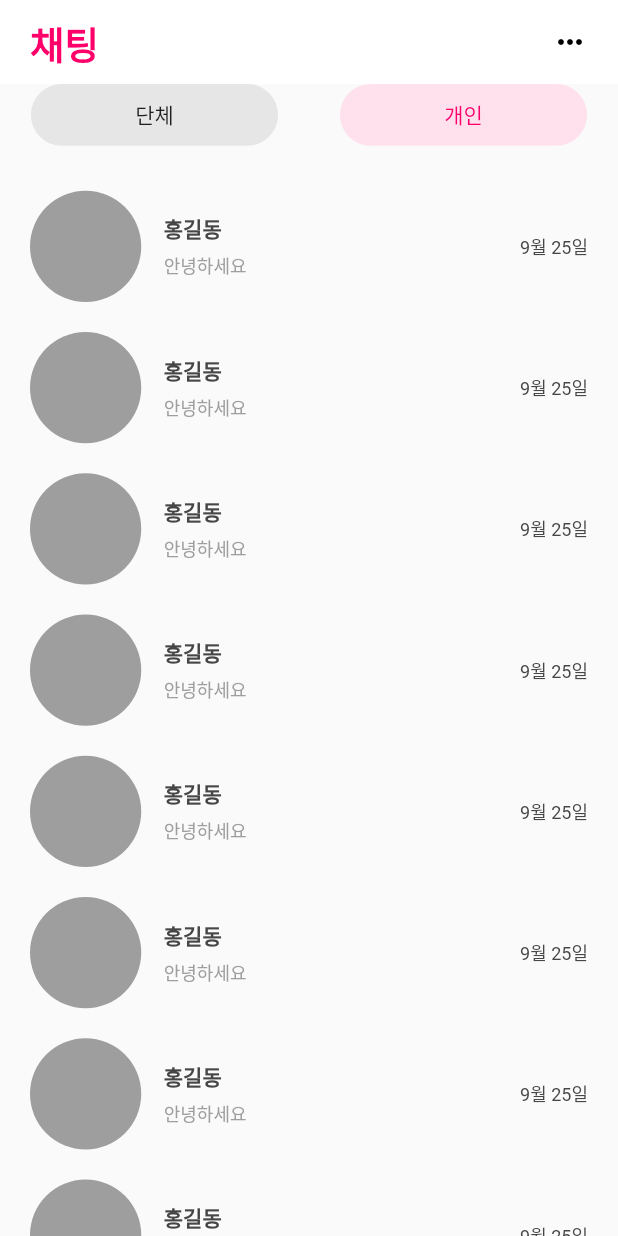
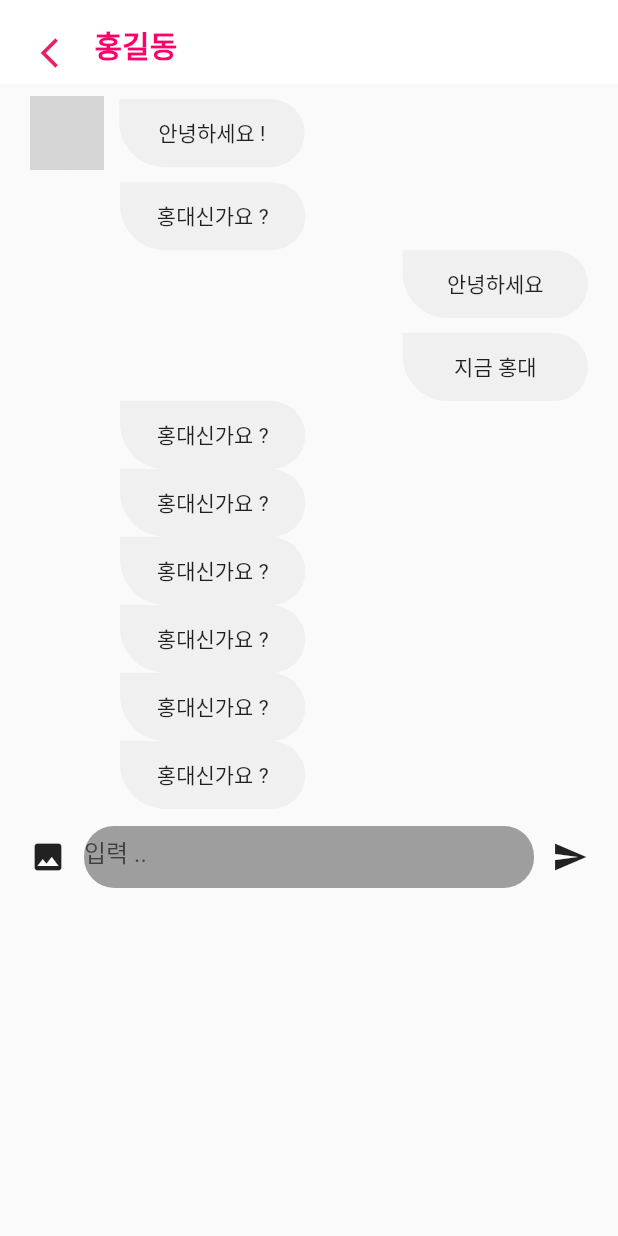
Before and after one commit to WantOscar/Dating_dw, a Flutter app: the ChattingScreen screen opened directly, on a phone screen of 412 x 824 dp. Run offline on Flutter 3.47's test engine with Material 2 defaults, Android fonts, the phone set to English and light mode, and no system bars; our stand-ins replace carousel_slider, get; network calls fail; grey boxes are pictures that could not be loaded.

Commit message:
민ㅅ 테스트

```diff
--- /dev/null
+++ b/lib/Widget/chat/chat.dart
@@ -0,0 +1,30 @@
+import 'package:flutter/material.dart';
+
+class Chat extends StatelessWidget {
+  final Text text;
+  const Chat({
+    super.key,
+    required this.text,
+  });
+
+  @override
+  Widget build(BuildContext context) {
+    return Padding(
+      padding: const EdgeInsets.symmetric(horizontal: 10),
+      child: Container(
+        width: MediaQuery.of(context).size.width * 0.3,
+        height: MediaQuery.of(context).size.height * 0.055,
+        decoration: const BoxDecoration(
+          color: Color(0xFFF0F0F0),
+          borderRadius: BorderRadius.only(
+            topRight: Radius.circular(45),
+            topLeft: Radius.zero,
+            bottomLeft: Radius.circular(60),
+            bottomRight: Radius.circular(45),
+          ),
+        ),
+        child: Center(child: text),
+      ),
+    );
+  }
+}
--- /dev/null
+++ b/lib/Widget/chat/chat_profile.dart
@@ -0,0 +1,25 @@
+import 'package:flutter/material.dart';
+
+class ChattingProfile extends StatelessWidget {
+  const ChattingProfile({
+    super.key,
+  });
+
+  @override
+  Widget build(BuildContext context) {
+    return Container(
+      width: MediaQuery.of(context).size.width * 0.12,
+      height: MediaQuery.of(context).size.width * 0.12,
+      decoration: BoxDecoration(
+        color: const Color(0xFFD9D9D9),
+        borderRadius: BorderRadius.circular(45),
+      ),
+      child: ClipRRect(
+        borderRadius: BorderRadius.circular(60),
+        child: Image.network(
+            'https://i.pinimg.com/474x/88/0d/b9/880db9d816b47504adc3be91439cd77e.jpg',
+            fit: BoxFit.cover),
+      ),
+    );
+  }
+}
--- a/lib/main.dart
+++ b/lib/main.dart
@@ -1,5 +1,5 @@
+import 'package:dating/screen/auth/login_screen.dart';
 import 'package:dating/screen/home_screen.dart';
-import 'package:dating/screen/main_screen.dart';
 import 'package:flutter/material.dart';
 import 'package:get/get.dart';
 
--- a/lib/screen/chatting_screen.dart
+++ b/lib/screen/chatting_screen.dart
@@ -1,7 +1,8 @@
-import 'package:dating/Widget/chat/chatting_box.dart';
-import 'package:dating/Widget/chat/chatting_container.dart';
+import 'package:dating/Widget/chat/chat.dart';
+import 'package:dating/Widget/chat/chat_profile.dart';
 import 'package:dating/style/constant.dart';
 import 'package:flutter/material.dart';
+import 'package:get/get.dart';
 
 class ChattingScreen extends StatelessWidget {
   const ChattingScreen({super.key});
@@ -10,45 +11,121 @@ class ChattingScreen extends StatelessWidget {
   Widget build(BuildContext context) {
     return Scaffold(
       appBar: AppBar(
-        leadingWidth: 200,
-        backgroundColor: Colors.white,
-        elevation: 0,
-        leading: const Padding(
-          padding: EdgeInsets.symmetric(vertical: 10, horizontal: 20),
-          child: Text(
-            '채팅',
-            style: TextStyle(
-                fontSize: 25, color: fontColor, fontWeight: FontWeight.bold),
+        leading: Padding(
+          padding: const EdgeInsets.all(15),
+          child: Row(
+            children: [
+              Center(
+                child: IconButton(
+                  onPressed: () {
+                    Get.back();
+                  },
+                  icon: const Icon(
+                    Icons.arrow_back_ios,
+                    color: Colors.pink,
+                  ),
+                ),
+              ),
+              const Text(
+                '홍길동',
+                style: TextStyle(
+                    color: fontColor,
+                    fontSize: 20,
+                    fontWeight: FontWeight.bold),
+              ),
+            ],
           ),
         ),
-        actions: const [
-          Padding(
-            padding: EdgeInsets.symmetric(horizontal: 20),
-            child: Icon(
-              Icons.more_horiz,
-              color: Colors.black,
+        backgroundColor: Colors.white,
+        leadingWidth: 400,
+        elevation: 0,
+      ),
+      body: Column(
+        crossAxisAlignment: CrossAxisAlignment.start,
+        children: [
+          const Padding(
+            padding: EdgeInsets.symmetric(vertical: 8, horizontal: 20),
+            child: Row(
+              children: [
+                ChattingProfile(),
+                Chat(
+                  text: Text('안녕하세요 !'),
+                ),
+              ],
             ),
           ),
+          const Padding(
+            padding: EdgeInsets.symmetric(horizontal: 70),
+            child: Chat(text: Text('홍대신가요 ?')),
+          ),
+          const Row(
+            mainAxisAlignment: MainAxisAlignment.end,
+            children: [
+              Padding(
+                padding: EdgeInsets.symmetric(horizontal: 10),
+                child: Chat(text: Text('안녕하세요')),
+              ),
+            ],
+          ),
+          const SizedBox(
+            height: 10,
+          ),
+          const Row(
+            mainAxisAlignment: MainAxisAlignment.end,
+            children: [
+              Padding(
+                padding: EdgeInsets.symmetric(horizontal: 10),
+                child: Chat(text: Text('지금 홍대')),
+              )
+            ],
+          ),
+          const Padding(
+            padding: EdgeInsets.symmetric(horizontal: 70),
+            child: Chat(text: Text('홍대신가요 ?')),
+          ),
+          const Padding(
+            padding: EdgeInsets.symmetric(horizontal: 70),
+            child: Chat(text: Text('홍대신가요 ?')),
+          ),
+          const Padding(
+            padding: EdgeInsets.symmetric(horizontal: 70),
+            child: Chat(text: Text('홍대신가요 ?')),
+          ),
+          const Padding(
+            padding: EdgeInsets.symmetric(horizontal: 70),
+            child: Chat(text: Text('홍대신가요 ?')),
+          ),
+          const Padding(
+            padding: EdgeInsets.symmetric(horizontal: 70),
+            child: Chat(text: Text('홍대신가요 ?')),
+          ),
+          const Padding(
+            padding: EdgeInsets.symmetric(horizontal: 70),
+            child: Chat(text: Text('홍대신가요 ?')),
+          ),
+          Container(
+            padding: const EdgeInsets.all(8.0),
+            child: Row(
+              children: [
+                IconButton(onPressed: () {}, icon: const Icon(Icons.photo)),
+                Expanded(
+                  child: Container(
+                    width: MediaQuery.of(context).size.width * 0.8,
+                    height: MediaQuery.of(context).size.width * 0.1,
+                    decoration: BoxDecoration(
+                        color: Colors.grey,
+                        borderRadius: BorderRadius.circular(20)),
+                    child: const TextField(
+                      decoration: InputDecoration(
+                          hintText: '입력 ..', border: InputBorder.none),
+                    ),
+                  ),
+                ),
+                IconButton(onPressed: () {}, icon: const Icon(Icons.send))
+              ],
+            ),
+          )
         ],
-      ),
-      body: SingleChildScrollView(
-        child: Column(
-          children: [
-            const ChattingContainer(),
-            const SizedBox(
-              height: 20,
-            ),
-            Column(
-              children: List.generate(
-                50,
-                (index) => const Padding(
-                  padding: EdgeInsets.symmetric(vertical: 10),
-                  child: ChattingBox(),
-                ),
-              ),
-            ),
-          ],
-        ),
       ),
     );
   }
--- a/lib/screen/home_screen.dart
+++ b/lib/screen/home_screen.dart
@@ -1,4 +1,4 @@
-import 'package:dating/screen/chatting_screen.dart';
+import 'package:dating/screen/chatting_list_screen.dart';
 import 'package:dating/screen/feed_screen.dart';
 import 'package:dating/screen/main_screen.dart';
 import 'package:dating/style/constant.dart';
@@ -20,7 +20,7 @@ class _HomeScreenState extends State<HomeScreen> {
     const MainScreen(),
     const MeetingScreen(),
     const FeedScreen(),
-    const ChattingScreen(),
+    const ChattingListScreen(),
     const ProfileScreen(),
   ];
 
```
Also changed, not shown: lib/Widget/chat/chatting_box.dart (+7 -0 lines), lib/Widget/feed/feed.dart (+9 -2 lines), lib/Widget/feed/feed_icon.dart (+7 -0 lines), lib/Widget/main/mbti_card.dart (+7 -0 lines), lib/screen/alert_screen.dart (+25 -6 lines), lib/screen/chatting_list_screen.dart (added, +62 -0 lines).
